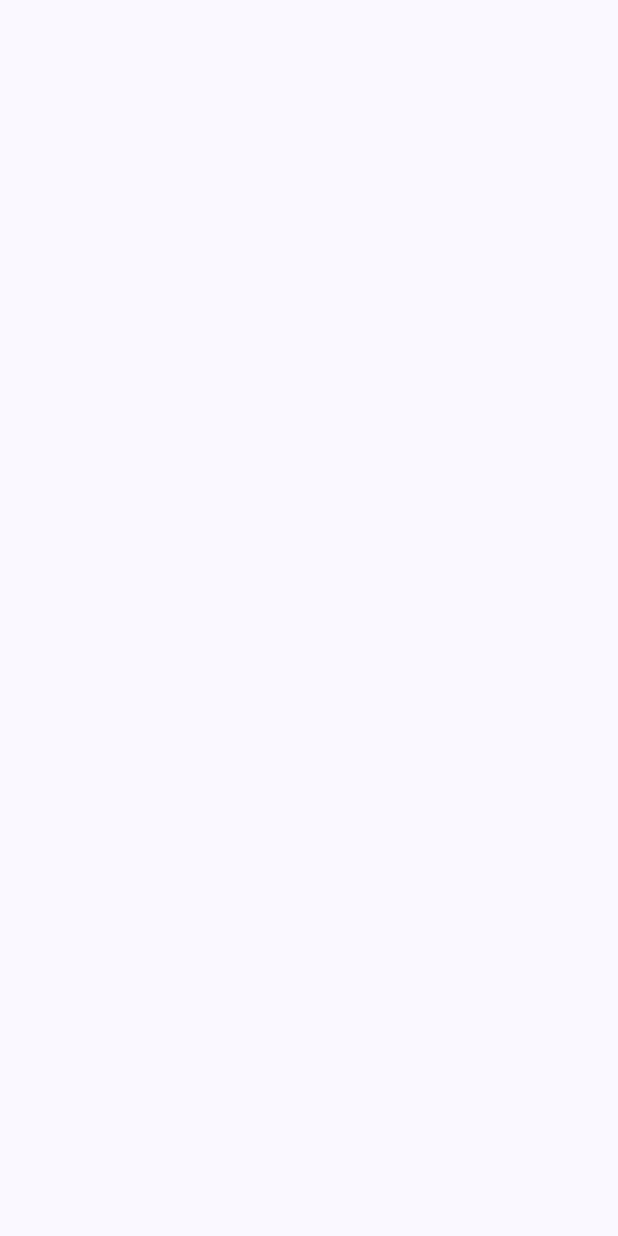
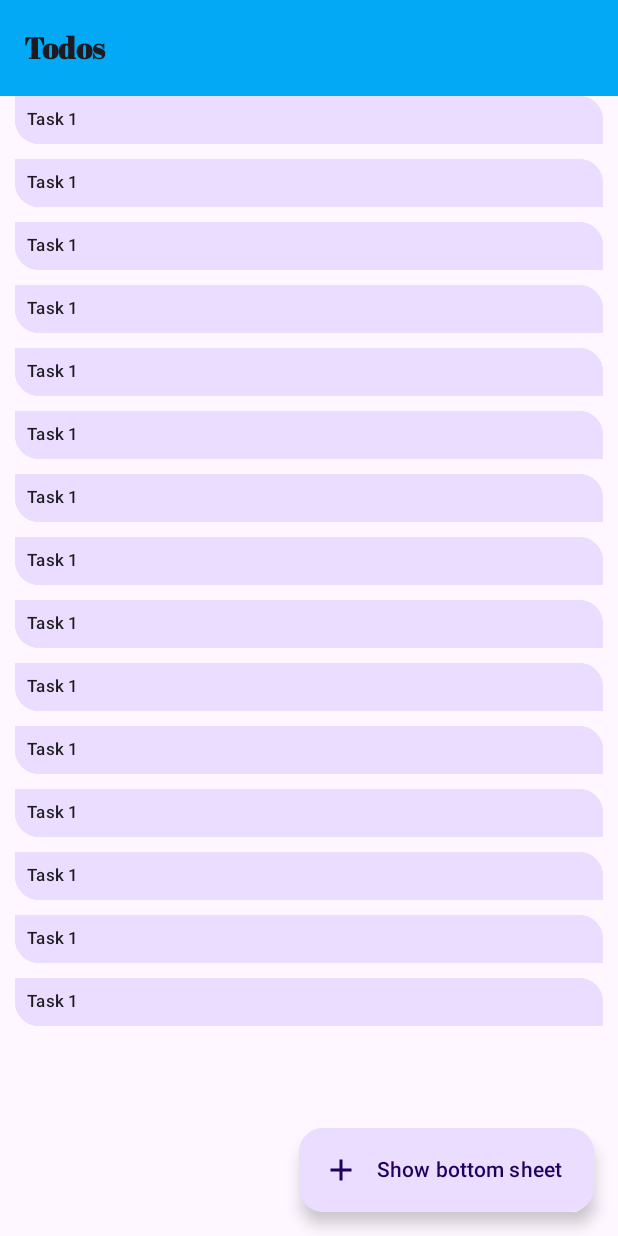
Before and after one commit to ebra2022-sudo/PRODIGY_AD_02, an Android app built with Jetpack Compose: the screen it shows after launch (MainActivity), on a phone screen of 412 x 824 dp. Before the commit the screen is empty. Run offline under Robolectric (Android 15) with nearby library versions, the phone set to English and light mode, and no system bars.

Commit message:
Todo list ui

```diff
--- a/app/src/main/AndroidManifest.xml
+++ b/app/src/main/AndroidManifest.xml
@@ -3,6 +3,7 @@
     xmlns:tools="http://schemas.android.com/tools">
 
     <application
+        android:name=".ToDoApplication"
         android:allowBackup="true"
         android:dataExtractionRules="@xml/data_extraction_rules"
         android:fullBackupContent="@xml/backup_rules"
--- /dev/null
+++ b/app/src/main/java/com/example/todolist/Application.kt
@@ -0,0 +1,8 @@
+package com.example.todolist
+import android.app.Application
+
+
+@ToDoApplication.HiltAndroidApp
+class ToDoApplication: Application() {
+    annotation class HiltAndroidApp
+}
--- a/app/src/main/java/com/example/todolist/MainActivity.kt
+++ b/app/src/main/java/com/example/todolist/MainActivity.kt
@@ -1,8 +1,12 @@
 package com.example.todolist
 
+import android.os.Build
 import android.os.Bundle
+import android.view.WindowManager.LayoutParams.FLAG_FULLSCREEN
 import androidx.activity.ComponentActivity
+import androidx.activity.SystemBarStyle
 import androidx.activity.compose.setContent
+import androidx.activity.enableEdgeToEdge
 import androidx.compose.foundation.layout.fillMaxSize
 import androidx.compose.material3.MaterialTheme
 import androidx.compose.material3.Surface
@@ -10,18 +14,29 @@ import androidx.compose.material3.Text
 import androidx.compose.runtime.Composable
 import androidx.compose.ui.Modifier
 import androidx.compose.ui.tooling.preview.Preview
+import androidx.core.view.WindowCompat
 import com.example.todolist.ui.theme.TodoListTheme
 
 class MainActivity : ComponentActivity() {
     override fun onCreate(savedInstanceState: Bundle?) {
         super.onCreate(savedInstanceState)
+
+        enableEdgeToEdge(
+            statusBarStyle = SystemBarStyle.light(
+                android.graphics.Color.TRANSPARENT,
+                android.graphics.Color.TRANSPARENT
+            )
+        )
+        WindowCompat.setDecorFitsSystemWindows(window, false)
         setContent {
             TodoListTheme {
                 // A surface container using the 'background' color from the theme
                 Surface(
                     modifier = Modifier.fillMaxSize(),
                     color = MaterialTheme.colorScheme.background
-                ) {
+                )
+                {
+                    TodoScreen()
                 }
             }
         }
--- /dev/null
+++ b/app/src/main/java/com/example/todolist/Todo list screen.kt
@@ -0,0 +1,201 @@
+package com.example.todolist
+
+import androidx.compose.animation.animateColorAsState
+import androidx.compose.animation.animateContentSize
+import androidx.compose.animation.core.Spring
+import androidx.compose.animation.core.spring
+import androidx.compose.foundation.background
+import androidx.compose.foundation.clickable
+import androidx.compose.foundation.layout.Arrangement
+import androidx.compose.foundation.layout.Column
+import androidx.compose.foundation.layout.Row
+import androidx.compose.foundation.layout.fillMaxHeight
+import androidx.compose.foundation.layout.fillMaxSize
+import androidx.compose.foundation.layout.fillMaxWidth
+import androidx.compose.foundation.layout.height
+import androidx.compose.foundation.layout.padding
+import androidx.compose.foundation.lazy.LazyColumn
+import androidx.compose.ui.graphics.Brush
+import androidx.compose.foundation.shape.RoundedCornerShape
+import androidx.compose.material.icons.Icons
+import androidx.compose.material.icons.filled.Add
+import androidx.compose.material.icons.materialIcon
+import androidx.compose.material3.Button
+import androidx.compose.material3.Card
+import androidx.compose.material3.ExperimentalMaterial3Api
+import androidx.compose.material3.ExtendedFloatingActionButton
+import androidx.compose.material3.FloatingActionButton
+import androidx.compose.material3.Icon
+import androidx.compose.material3.MaterialTheme
+import androidx.compose.material3.ModalBottomSheet
+import androidx.compose.material3.OutlinedTextField
+import androidx.compose.material3.Scaffold
+import androidx.compose.material3.Shapes
+import androidx.compose.material3.Text
+import androidx.compose.material3.TopAppBar
+import androidx.compose.material3.TopAppBarDefaults
+import androidx.compose.material3.TopAppBarScrollBehavior
+import androidx.compose.material3.rememberModalBottomSheetState
+import androidx.compose.runtime.Composable
+import androidx.compose.runtime.getValue
+import androidx.compose.runtime.mutableStateOf
+import androidx.compose.runtime.remember
+import androidx.compose.runtime.rememberCoroutineScope
+import androidx.compose.runtime.saveable.rememberSaveable
+import androidx.compose.runtime.setValue
+import androidx.compose.ui.Modifier
+import androidx.compose.ui.draw.clip
+import androidx.compose.ui.graphics.Color
+import androidx.compose.ui.graphics.Shape
+import androidx.compose.ui.input.nestedscroll.nestedScroll
+import androidx.compose.ui.text.style.TextAlign
+import androidx.compose.ui.tooling.preview.Preview
+import androidx.compose.ui.unit.dp
+import kotlinx.coroutines.launch
+
+@OptIn(ExperimentalMaterial3Api::class)
+@Composable
+fun TodoScreen(
+    modifier: Modifier = Modifier
+) {
+    val sheetState = rememberModalBottomSheetState()
+    val scope = rememberCoroutineScope()
+    var showBottomSheet by remember { mutableStateOf(false) }
+
+
+    val scrollBehavior = TopAppBarDefaults.exitUntilCollapsedScrollBehavior()
+    Scaffold(
+        modifier = Modifier
+            .fillMaxSize()
+            .nestedScroll(scrollBehavior.nestedScrollConnection),
+        topBar = {
+                 TopAppBar(
+                     title = {Text("Todos", style = MaterialTheme.typography.displayMedium)},
+                     colors = TopAppBarDefaults.topAppBarColors(
+                         containerColor = Color(0xFF03A9F4)),
+                     scrollBehavior = scrollBehavior)
+
+        },
+        floatingActionButton = {
+            ExtendedFloatingActionButton(
+                text = { Text("Show bottom sheet") },
+                icon = { Icon(Icons.Filled.Add, contentDescription = "") },
+                onClick = {
+                    showBottomSheet = true
+                }
+            )
+        }
+    ){
+        LazyColumn(modifier = Modifier
+            .padding(horizontal = 10.dp)
+            .fillMaxSize()
+            .padding(it)
+            .then(modifier), verticalArrangement = Arrangement.spacedBy(10.dp)) {
+            items (15) {
+                TodoItem(title = "Task 1", description = "Mobile applications that do not need to store at least some amount of persistent data are few and far between. The use of databases is an essential aspect of most applications, ranging from applications that are almost entirely data-driven, to those that simply need to store small amounts of data such as the prevailing score of a game.")
+            }
+        }
+        if (showBottomSheet) {
+            ModalBottomSheet(
+                onDismissRequest = {
+                    showBottomSheet = false
+                },
+                modifier = Modifier.fillMaxHeight(0.7f),
+                sheetState = sheetState
+            ) {
+                // Sheet content
+
+            }
+        }
+    }
+}
+
+@Composable
+fun CustomTextField(modifier: Modifier = Modifier) {
+    //OutlinedTextField(value = , onValueChange = )
+
+}
+
+@Composable
+fun TodoItem(
+    title: String,
+    description: String,
+    //toDo: ToDoEntry, // this parameter requires the object of dog class so that we can access its image,
+    // name,age, hobby for later implementation
+    modifier: Modifier = Modifier // this modifier parameter is used to modify the card composable
+    // of the dog item.
+) {
+    var expanded by rememberSaveable {mutableStateOf(false) }
+
+    //this state variable is to remember
+    // the state change and recompose all composable that they affected by the state variable.
+    val color by animateColorAsState( // the animateColorAsState() function that access different
+        //color based on another state variable (expanded)
+        targetValue = if (expanded) MaterialTheme.colorScheme.tertiaryContainer
+        else MaterialTheme.colorScheme.primaryContainer,
+        label = "a"
+    )
+    Card(modifier = modifier
+        .clickable { expanded = !expanded },
+        shape = MaterialTheme.shapes.medium
+
+    ) {
+        Column(modifier = Modifier
+            .fillMaxSize()
+            .background(color = color)
+            .animateContentSize(
+                animationSpec = spring(
+                    dampingRatio = Spring.DampingRatioMediumBouncy,
+                    stiffness = Spring.StiffnessVeryLow
+                )
+            )) {
+            Row(
+                modifier = modifier
+                    .fillMaxWidth()
+                    .padding(8.dp)
+            ) {
+                Text(
+                    text = title,
+                    style = MaterialTheme.typography.labelSmall
+                )
+            }
+            if (expanded) {
+                Column(
+                    modifier = modifier.padding(start = 15.dp, bottom = 5.dp)
+                ) {
+                    Text(
+                        text = description,
+                        modifier = Modifier
+                            .fillMaxWidth()
+                            .padding(horizontal = 5.dp),
+                        style = MaterialTheme.typography.bodyLarge,
+                        textAlign = TextAlign.Justify
+                    )
+                }
+            }
+        }
+    }
+}
+
+
+
+fun List<Color>.toBrush(): Brush {
+    return when {
+        isEmpty() -> throw IllegalArgumentException("Color list cannot be empty")
+        else -> {
+            val colorStops = mapIndexed { index, color ->
+                (index.toFloat() / (size - 1)) to color
+            }
+            Brush.linearGradient(
+                colorStops = colorStops.toTypedArray(),
+            )
+        }
+    }
+}
+
+
+@Preview(showBackground = true)
+@Composable
+private fun Preview() {
+    TodoScreen()
+}
--- /dev/null
+++ b/app/src/main/java/com/example/todolist/ui/theme/Shape.kt
@@ -0,0 +1,10 @@
+package com.example.todolist.ui.theme
+
+import androidx.compose.foundation.shape.RoundedCornerShape
+import androidx.compose.material3.Shapes
+import androidx.compose.ui.unit.dp
+
+val Shapes = Shapes(
+    small = RoundedCornerShape(50.dp),
+    medium = RoundedCornerShape(bottomStart = 16.dp, topEnd = 16.dp)
+)
--- a/app/src/main/java/com/example/todolist/ui/theme/Theme.kt
+++ b/app/src/main/java/com/example/todolist/ui/theme/Theme.kt
@@ -41,7 +41,7 @@ private val LightColorScheme = lightColorScheme(
 fun TodoListTheme(
     darkTheme: Boolean = isSystemInDarkTheme(),
     // Dynamic color is available on Android 12+
-    dynamicColor: Boolean = true,
+    dynamicColor: Boolean = false,
     content: @Composable () -> Unit
 ) {
     val colorScheme = when {
@@ -53,18 +53,10 @@ fun TodoListTheme(
         darkTheme -> DarkColorScheme
         else -> LightColorScheme
     }
-    val view = LocalView.current
-    if (!view.isInEditMode) {
-        SideEffect {
-            val window = (view.context as Activity).window
-            window.statusBarColor = colorScheme.primary.toArgb()
-            WindowCompat.getInsetsController(window, view).isAppearanceLightStatusBars = darkTheme
-        }
-    }
-
     MaterialTheme(
         colorScheme = colorScheme,
         typography = Typography,
+        shapes = Shapes,
         content = content
     )
 }
--- /dev/null
+++ b/app/src/main/java/com/example/todolist/ui/theme/Todo view Model.kt
@@ -0,0 +1 @@
+package com.example.todolist.ui.theme
--- a/app/src/main/java/com/example/todolist/ui/theme/Type.kt
+++ b/app/src/main/java/com/example/todolist/ui/theme/Type.kt
@@ -2,9 +2,16 @@ package com.example.todolist.ui.theme
 
 import androidx.compose.material3.Typography
 import androidx.compose.ui.text.TextStyle
+import androidx.compose.ui.text.font.Font
 import androidx.compose.ui.text.font.FontFamily
 import androidx.compose.ui.text.font.FontWeight
 import androidx.compose.ui.unit.sp
+import com.example.todolist.R
+
+
+val AbrilFatface = FontFamily(
+    Font(R.font.abril_fatface_regular)
+)
 
 // Set of Material typography styles to start with
 val Typography = Typography(
@@ -14,6 +21,11 @@ val Typography = Typography(
         fontSize = 16.sp,
         lineHeight = 24.sp,
         letterSpacing = 0.5.sp
+    ),
+    displayMedium = TextStyle(
+        fontFamily = AbrilFatface,
+        fontWeight = FontWeight.Bold,
+        fontSize = 20.sp
     )
     /* Other default text styles to override
     titleLarge = TextStyle(
--- a/gradle/libs.versions.toml
+++ b/gradle/libs.versions.toml
@@ -1,5 +1,6 @@
 [versions]
 agp = "8.3.2"
+daggerCompiler = "2.x"
 kotlin = "1.9.0"
 coreKtx = "1.12.0"
 junit = "4.13.2"
@@ -15,6 +16,7 @@ roomKtx = "2.6.1"
 [libraries]
 androidx-core-ktx = { group = "androidx.core", name = "core-ktx", version.ref = "coreKtx" }
 androidx-navigation-common-ktx = { module = "androidx.navigation:navigation-common-ktx", version.ref = "navigationCommonKtx" }
+dagger-compiler = { module = "com.google.dagger:dagger-compiler", version.ref = "daggerCompiler" }
 junit = { group = "junit", name = "junit", version.ref = "junit" }
 androidx-junit = { group = "androidx.test.ext", name = "junit", version.ref = "junitVersion" }
 androidx-espresso-core = { group = "androidx.test.espresso", name = "espresso-core", version.ref = "espressoCore" }
```
Also changed, not shown: app/src/main/java/com/example/todolist/data/DatabaseRepository.kt (+8 -1 lines), app/src/main/java/com/example/todolist/data/Interface functions Implementation for database.kt (added, +22 -0 lines), app/src/main/res/font/abril_fatface_regular.ttf (added), app/src/main/res/font/montserrat_bold.ttf (added).
